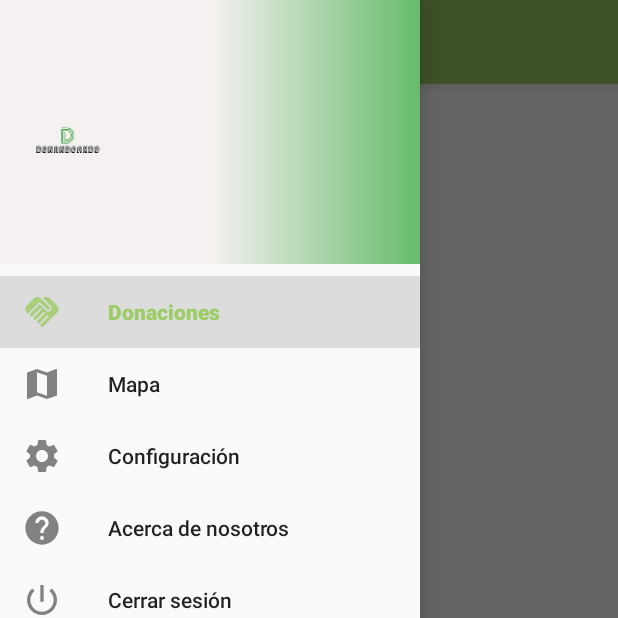
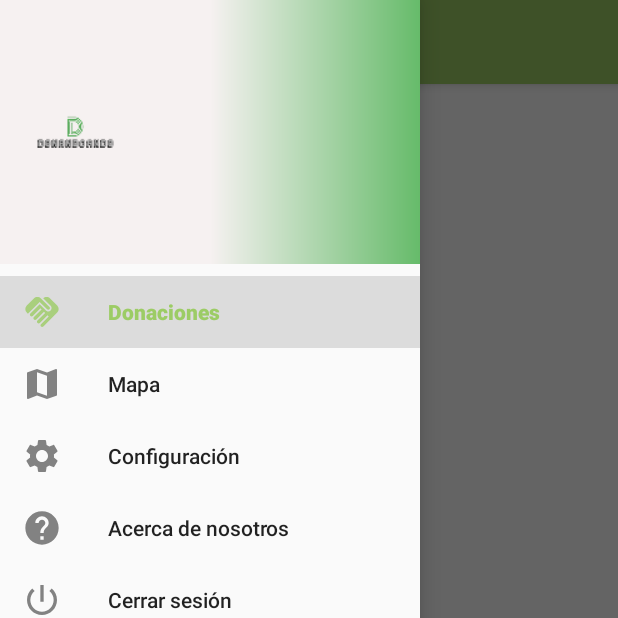
Before and after one commit to ivan-emanuel-rodriguez/AppDonacion, an Android app: the screen it shows after launch once a user with an empty profile is signed in (ListaDonacionActivity), with the side drawer open, on a phone screen of 412 x 824 dp, the top half of it. Run offline under Robolectric (Android 15) with nearby library versions, the phone set to English and light mode, and no system bars; our stand-ins replace CircleImageView, Firebase (no records; nobody signed in at launch, a user with empty details on screens opened directly), navigation-ui.

```diff
--- a/app/build.gradle
+++ b/app/build.gradle
@@ -56,6 +56,7 @@ dependencies {
     implementation 'com.google.firebase:firebase-storage:20.0.0'
     implementation "com.github.bumptech.glide:glide:4.11.0"
     implementation 'com.google.firebase:firebase-firestore:24.0.0'
+    implementation 'de.hdodenhof:circleimageview:3.1.0'
 
 
 }
--- a/app/src/main/AndroidManifest.xml
+++ b/app/src/main/AndroidManifest.xml
@@ -9,6 +9,9 @@
     -->
     <uses-permission android:name="android.permission.ACCESS_FINE_LOCATION" />
     <uses-permission android:name="android.permission.INTERNET" />
+    <uses-permission android:name="android.permission.CAMERA" />
+    <uses-permission android:name="android.permission.ACCESS_FINE_LOCATION" />
+    <uses-permission android:name="android.permission.ACCESS_COARSE_LOCATION" />
 
     <application
         android:allowBackup="true"
--- a/app/src/main/res/layout/nav_header_main.xml
+++ b/app/src/main/res/layout/nav_header_main.xml
@@ -8,6 +8,8 @@
     android:theme="@style/ThemeOverlay.AppCompat.Dark"
     app:layout_constraintTop_toTopOf="parent">
 
+
+    <!--
     <ImageView
         android:id="@+id/imageView"
         android:layout_width="50dp"
@@ -18,7 +20,19 @@
         app:layout_constraintBottom_toTopOf="@id/nameTextView"
         app:layout_constraintStart_toStartOf="parent"
         app:srcCompat="@mipmap/ic_launcher" />
-
+-->
+    <de.hdodenhof.circleimageview.CircleImageView
+        xmlns:app="http://schemas.android.com/apk/res-auto"
+        android:id="@+id/profile_image"
+        android:layout_width="60dp"
+        android:layout_height="60dp"
+        android:src="@mipmap/ic_launcher"
+        android:layout_marginStart="20dp"
+        android:layout_marginTop="10dp"
+        android:contentDescription="@string/nav_header_desc"
+        app:layout_constraintBottom_toTopOf="@id/nameTextView"
+        app:layout_constraintStart_toStartOf="parent"
+        app:civ_border_color="#FF000000"/>
     <TextView
         android:id="@+id/nameTextView"
         android:layout_width="match_parent"
```
Also changed, not shown: app/src/main/java/com/example/appdonacion/ListaDonacionActivity.java (+67 -3 lines), app/src/main/java/com/example/appdonacion/repo/DonacionRepo.java (+14 -6 lines), app/src/main/java/com/example/appdonacion/ui/nuevaDonacion/AddProductoActivity.java (+21 -19 lines).
